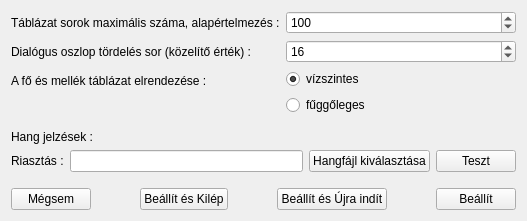
Above: lv2g/gsetup.ui from csikfer/lanview2 before the change. Below: the same form after it.
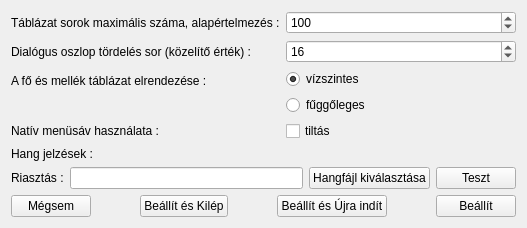
That is the form after the change.

The edit to the form file:
```diff
--- a/lv2g/gsetup.ui
+++ b/lv2g/gsetup.ui
@@ -87,6 +87,20 @@
        </property>
       </widget>
      </item>
+     <item row="3" column="0">
+      <widget class="QLabel" name="label_5">
+       <property name="text">
+        <string>Natív menüsáv használata :</string>
+       </property>
+      </widget>
+     </item>
+     <item row="3" column="1">
+      <widget class="QCheckBox" name="checkBoxNatMenu">
+       <property name="text">
+        <string>tiltás</string>
+       </property>
+      </widget>
+     </item>
     </layout>
    </item>
    <item>
```
